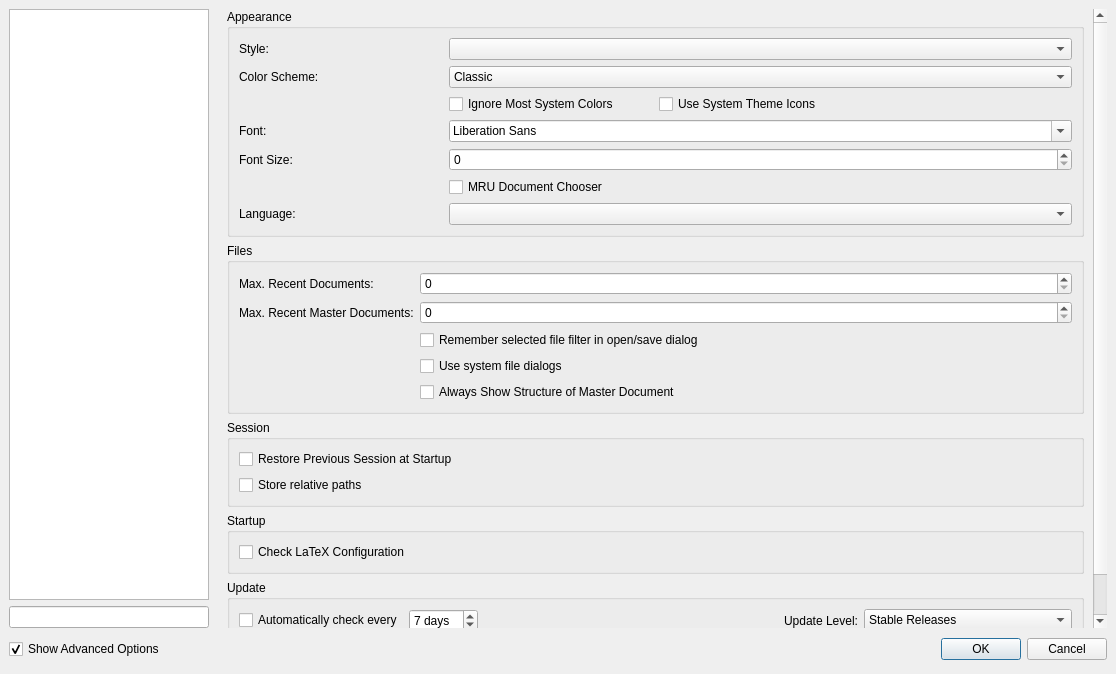
The window that src/configdialog.ui (texstudio-org/texstudio) describes before a commit, drawn with Qt 5.
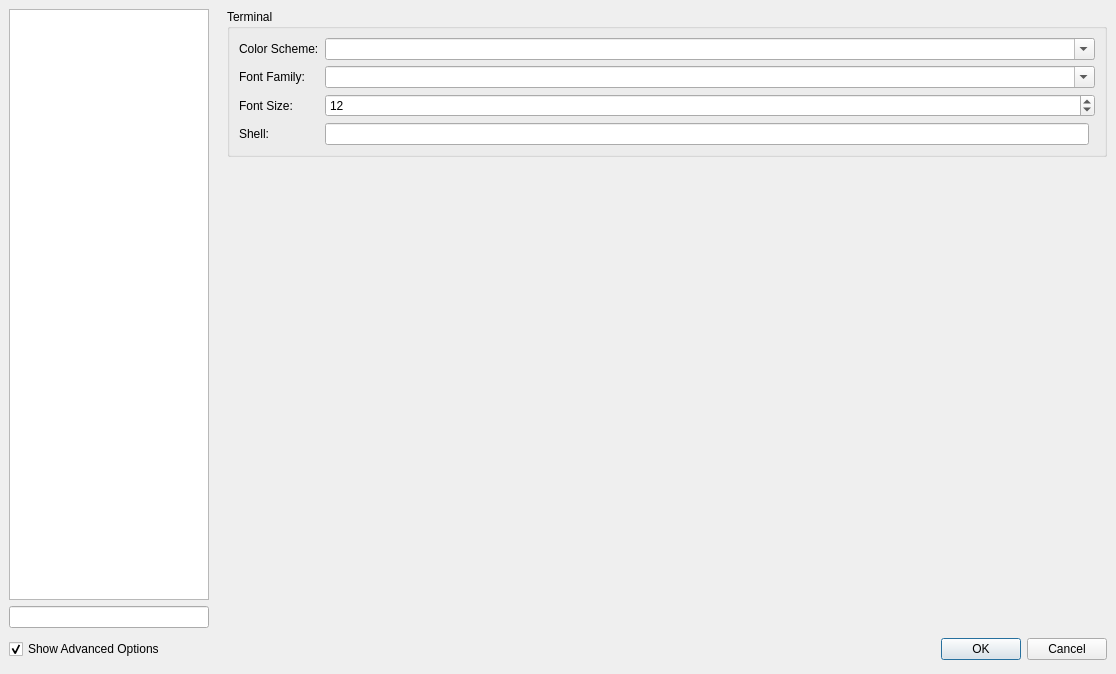
The same window after the commit. The open tabs and pages were chosen to show the change. Icons and pictures are not drawn.

Commit message:
Config tab for terminal (#998)
* terminal config

* terminal config

* terminal config

```diff
--- a/src/configdialog.ui
+++ b/src/configdialog.ui
@@ -4453,6 +4453,102 @@
        </item>
       </layout>
      </widget>
+     <widget class="QWidget" name="pageTerminal">
+      <layout class="QGridLayout">
+       <property name="leftMargin">
+        <number>0</number>
+       </property>
+       <property name="topMargin">
+        <number>0</number>
+       </property>
+       <property name="rightMargin">
+        <number>0</number>
+       </property>
+       <property name="bottomMargin">
+        <number>0</number>
+       </property>
+       <property name="spacing">
+        <number>6</number>
+       </property>
+       <item row="0" column="0">
+        <widget class="QGroupBox" name="groupBox_4">
+         <property name="title">
+          <string>Terminal</string>
+         </property>
+         <layout class="QGridLayout">
+          <item row="0" column="0">
+           <widget class="QLabel" name="label_86">
+            <property name="text">
+             <string>Color Scheme:</string>
+            </property>
+           </widget>
+	      </item>
+          <item row="0" column="1" colspan="2">
+           <widget class="QComboBox" name="comboBoxTerminalColorScheme">
+            <property name="editable">
+             <bool>true</bool>
+            </property>
+	       </widget>
+	      </item>
+          <item row="1" column="0">
+          	<widget class="QLabel" name="labelFamily_2">
+            <property name="text">
+             <string>Font Family:</string>
+            </property>
+           </widget>
+          </item>
+          <item row="1" column="1" colspan="2">
+           <widget class="QComboBox" name="comboBoxTerminalFont">
+            <property name="editable">
+             <bool>true</bool>
+            </property>
+           </widget>
+          </item>
+          <item row="2" column="0">
+           <widget class="QLabel" name="labelSize_2">
+            <property name="text">
+             <string>Font Size:</string>
+            </property>
+           </widget>
+          </item>
+          <item row="2" column="1" colspan="2">
+           <widget class="QSpinBox" name="spinBoxTerminalFontSize">
+            <property name="minimum">
+             <number>1</number>
+            </property>
+            <property name="value">
+             <number>12</number>
+            </property>
+           </widget>
+          </item>
+          <item row="3" column="0">
+           <widget class="QLabel" name="labelShell">
+            <property name="text">
+             <string>Shell:</string>
+            </property>
+           </widget>
+          </item>
+          <item row="3" column="1">
+           <widget class="QLineEdit" name="lineEditTerminalShell"/>
+          </item>
+		 </layout>
+		</widget>
+	   </item>
+       <item row="1" column="0">
+        <spacer name="verticalSpacer_8">
+         <property name="orientation">
+          <enum>Qt::Vertical</enum>
+         </property>
+         <property name="sizeHint" stdset="0">
+          <size>
+           <width>20</width>
+           <height>40</height>
+          </size>
+         </property>
+        </spacer>
+       </item>
+	  </layout>
+     </widget>
     </widget>
    </item>
   </layout>
```
The commit also changes 9 other files.
